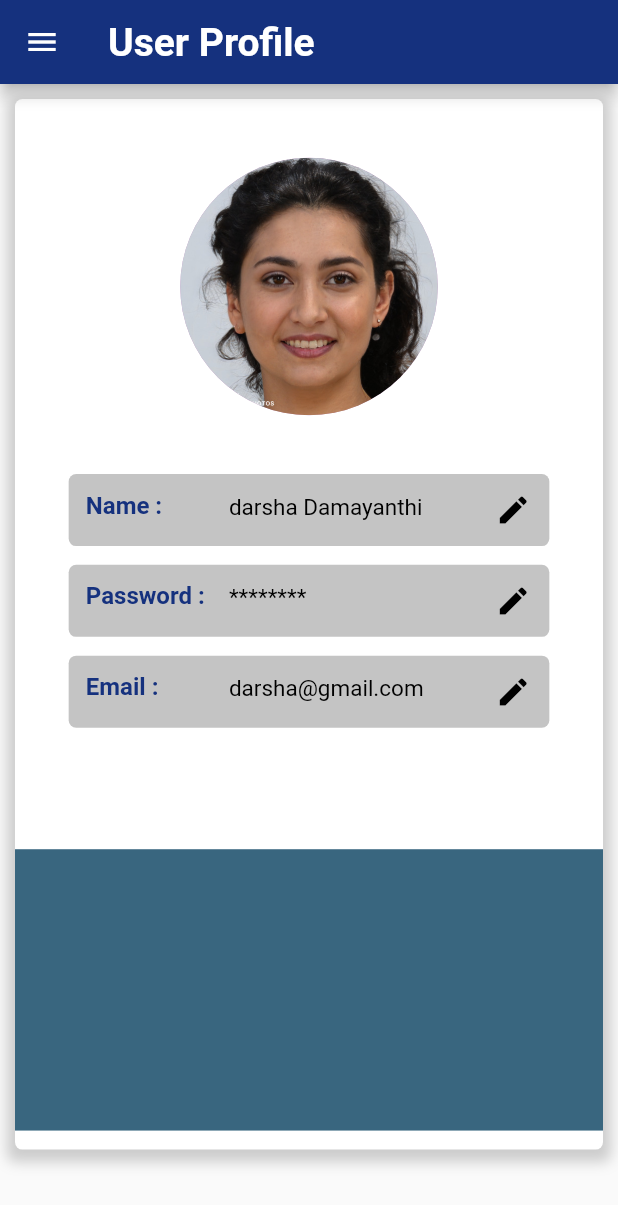
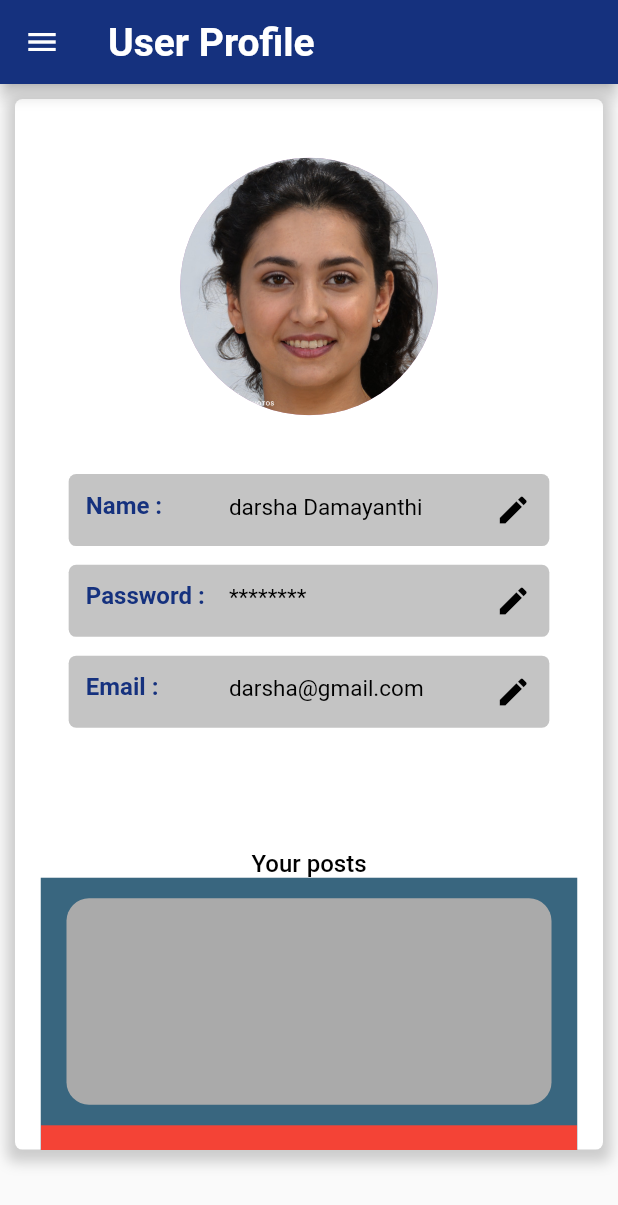
Before and after one commit to dev-stream-lk/reviewia-mobile, a Flutter app: the ProfilePage screen opened directly, on a phone screen of 412 x 824 dp. Shown: the top 1205 px of the screen. Run offline on Flutter 3.47's test engine with Material 2 defaults, Android fonts, the phone set to English and light mode, and no system bars; our stand-ins replace flutter_rating_bar, font_awesome_flutter, material_floating_search_bar; missing offline and left inert: find_dropdown.

Commit message:
older posts

```diff
--- a/lib/screens/profile_page.dart
+++ b/lib/screens/profile_page.dart
@@ -4,27 +4,26 @@ import 'package:reviewia/constrains/constrains.dart';
 
 class ProfilePage extends StatefulWidget {
   bool _canEdit = true;
-  String Nameval ='';
-  String NamePass ='';
-
-
+  String Nameval = '';
+  String NamePass = '';
 
   @override
   _ProfilePageState createState() => _ProfilePageState();
 }
 
 class _ProfilePageState extends State<ProfilePage> {
-  void getValueName(String va){
-    widget.Nameval=va;
-    print("Your Name"+widget.Nameval);
+  void getValueName(String va) {
+    widget.Nameval = va;
+    print("Your Name" + widget.Nameval);
   }
-  void getValuePassword(String va){
-    widget.NamePass=va;
-    print("Your Password"+widget.NamePass);
+
+  void getValuePassword(String va) {
+    widget.NamePass = va;
+    print("Your Password" + widget.NamePass);
   }
+
   @override
   Widget build(BuildContext context) {
-
     return Scaffold(
       appBar: AppBar(
         backgroundColor: Kcolor,
@@ -112,21 +111,78 @@ class _ProfilePageState extends State<ProfilePage> {
                 // color: Colors.blue,
                 child: Column(
                   children: [
-                    FormFeild(name:"darsha Damayanthi", type:"Name",onChanged:getValueName),
+                    FormFeild(
+                        name: "darsha Damayanthi",
+                        type: "Name",
+                        onChanged: getValueName),
                     SizedBox(
-                      height: MediaQuery.of(context).size.height*10/659,
+                      height: MediaQuery.of(context).size.height * 10 / 659,
                     ),
-                    FormFeild(name:"********", type:"Password",onChanged:getValuePassword),
+                    FormFeild(
+                        name: "********",
+                        type: "Password",
+                        onChanged: getValuePassword),
                     SizedBox(
-                      height: MediaQuery.of(context).size.height*10/659,
+                      height: MediaQuery.of(context).size.height * 10 / 659,
                     ),
-                    FormFeild(name:"darsha@gmail.com", type:"Email",onChanged:getValueName),
+                    FormFeild(
+                        name: "darsha@gmail.com",
+                        type: "Email",
+                        onChanged: getValueName),
                   ],
                 ),
               ),
               Container(
+                // width: double.infinity,
+                // padding: EdgeInsets.only(left:MediaQuery.of(context).),
+                // color: Colors.blueGrey,
+                  child: Text(
+                "Your posts",
+                textAlign: TextAlign.left,
+                    style: KPostCard,
+              )),
+              Container(
+                width: double.infinity,
+                margin: EdgeInsets.only(left: MediaQuery.of(context).size.width * 15 / 360,right:MediaQuery.of(context).size.width * 15 / 360,),
+                // margin: EdgeInsets.only(top: MediaQuery.of(context).size.height * 15 / 659,),
                 height: MediaQuery.of(context).size.height * 150 / 659,
                 color: Color(0xFF39667F),
+                child: SingleChildScrollView(
+                  child: Column(
+                    children: [
+                      SizedBox(
+                        height: MediaQuery.of(context).size.height * 11 / 659,
+                      ),
+                      Container(
+                        margin: EdgeInsets.only(left: MediaQuery.of(context).size.width * 15 / 360,right:MediaQuery.of(context).size.width * 15 / 360,),
+                        height: MediaQuery.of(context).size.height * 110 / 659,
+                        decoration: BoxDecoration(
+                          color: Color(0xFFAAAAAA),
+                          borderRadius: BorderRadius.only(
+                              topLeft: Radius.circular(15),
+                              topRight: Radius.circular(15),
+                              bottomLeft: Radius.circular(15),
+                              bottomRight: Radius.circular(15)),
+                        ),
+                        child: Row(
+                          children: [
+                            Container(
+                              color:Colors.blueGrey,
+                            )
+                          ],
+                        ),
+
+                      ),
+                      SizedBox(
+                        height: MediaQuery.of(context).size.height * 11 / 659,
+                      ),
+                      Container(
+                        height: MediaQuery.of(context).size.height * 110 / 659,
+                        color: Colors.red,
+                      )
+                    ],
+                  ),
+                ),
               ),
             ],
           ),
@@ -136,7 +192,7 @@ class _ProfilePageState extends State<ProfilePage> {
   }
 }
 
-String onChanged(val){
+String onChanged(val) {
   print(val);
   return (val);
 }
```
